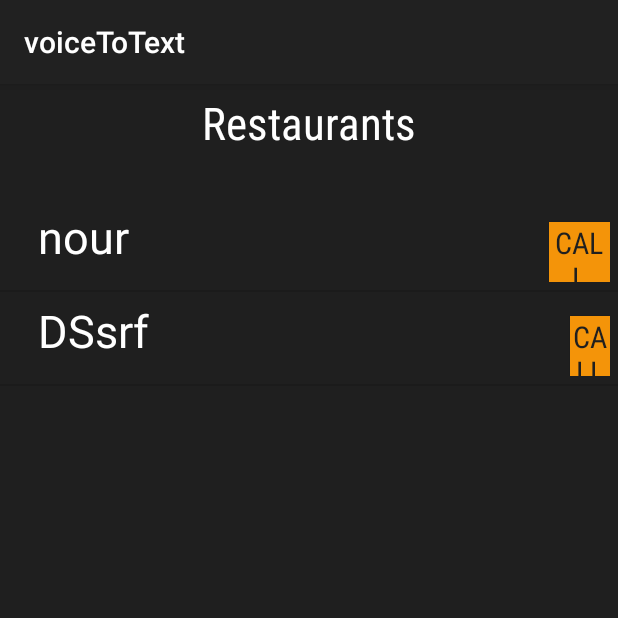
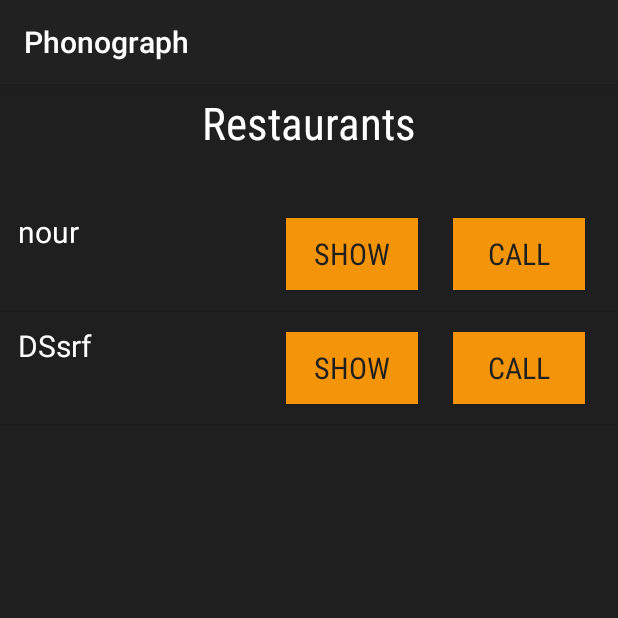
Before and after one commit to maryammehabb/Phonograph, an Android app: the resturauntList screen opened directly, with no data from a screen before it, on a phone screen of 412 x 824 dp, the top half of it. Run offline under Robolectric (Android 15) with nearby library versions, the phone set to English and light mode, and no system bars.

Commit message:
Sample Restaurant page

```diff
--- a/AndroidAPP/systemIntegration/Integration/app/src/main/AndroidManifest.xml
+++ b/AndroidAPP/systemIntegration/Integration/app/src/main/AndroidManifest.xml
@@ -9,7 +9,7 @@
     <application
         android:allowBackup="true"
         android:icon="@mipmap/ic_launcher"
-        android:label="@string/app_name"
+        android:label="Phonograph"
         android:roundIcon="@mipmap/ic_launcher_round"
         android:supportsRtl="true"
         android:theme="@style/AppTheme">
@@ -30,6 +30,7 @@
             </intent-filter>
         </activity>
         <activity android:name="com.example.android.integration.signUp" />
+        <activity android:name="com.example.android.integration.Sample_Restaurant" />
         <activity android:name="com.example.android.integration.Login" />
         <activity android:name="com.example.android.integration.editInformation"></activity>
     </application>
--- a/AndroidAPP/systemIntegration/Integration/app/src/main/java/com/example/android/integration/LstViewAdapter.java
+++ b/AndroidAPP/systemIntegration/Integration/app/src/main/java/com/example/android/integration/LstViewAdapter.java
@@ -15,22 +15,23 @@ import com.example.android.Integration.R;
 
 import java.util.ArrayList;
 
-public class LstViewAdapter extends ArrayAdapter<String> {
+public class LstViewAdapter extends ArrayAdapter<Restaurant> {
     int groupid;
-    String[] item_list;
+    Restaurant[] item_list;
     ArrayList<String> desc;
     Context context;
-    public LstViewAdapter(Context context, int vg, int id, ArrayList<String> item_list){
+    public LstViewAdapter(Context context, int vg, int id, ArrayList<Restaurant> item_list){
         super(context,vg, id, item_list);
         this.context=context;
         groupid=vg;
-        this.item_list= item_list.toArray(new String[0]);
+        this.item_list= item_list.toArray(new Restaurant[0]);
 
     }
     // Hold views of the ListView to improve its scrolling performance
     static class ViewHolder {
         public TextView textview;
         public Button button;
+        public  Button show_button;
 
     }
 
@@ -45,18 +46,21 @@ public class LstViewAdapter extends ArrayAdapter<String> {
             ViewHolder viewHolder = new ViewHolder();
             viewHolder.textview= (TextView) rowView.findViewById(R.id.txt);
             viewHolder.button= (Button) rowView.findViewById(R.id.bt);
+           viewHolder.show_button=(Button) rowView.findViewById(R.id.Show);
             rowView.setTag(viewHolder);
-            if(viewHolder.textview==null){
-            }
+            if(viewHolder.textview==null)
+            {}
 
         }
 
         // Set text to each TextView of ListView item
         ViewHolder holder = (ViewHolder) rowView.getTag();
 
-        holder.textview.setText(item_list[position]);
+        holder.textview.setText(item_list[position].name);
         holder.button.setText("Call");
-        holder.button.setTag(item_list[position]);
+        holder.show_button.setText("Show");
+        holder.button.setTag(item_list[position].id);
+        holder.show_button.setTag(item_list[position].id);
         return rowView;
     }
 
--- /dev/null
+++ b/AndroidAPP/systemIntegration/Integration/app/src/main/java/com/example/android/integration/Restaurant.java
@@ -0,0 +1,30 @@
+package com.example.android.integration;
+
+import java.util.ArrayList;
+
+public class Restaurant {
+    String name;
+    String  id;
+    String timeStart;
+    String timeEnd;
+    String Locations;
+    ArrayList<item>menu;
+    public Restaurant(String id,String name,String timeStart,String timeEnd,String Locations)
+    {
+        this.name=name;
+        this.id=id;
+        this.timeStart=timeStart;
+        this.timeEnd=timeEnd;
+        this.Locations=Locations;
+        this.menu=menu;
+    }
+    public Restaurant(String id,String name,String timeStart,String timeEnd,String Locations,ArrayList<item>menu)
+    {
+        this.name=name;
+        this.id=id;
+        this.timeStart=timeStart;
+        this.timeEnd=timeEnd;
+        this.Locations=Locations;
+        this.menu=menu;
+    }
+}
--- a/AndroidAPP/systemIntegration/Integration/app/src/main/java/com/example/android/integration/resturauntList.java
+++ b/AndroidAPP/systemIntegration/Integration/app/src/main/java/com/example/android/integration/resturauntList.java
@@ -4,6 +4,7 @@ import android.content.Context;
 import android.content.Intent;
 import android.support.v7.app.AppCompatActivity;
 import android.os.Bundle;
+import android.util.Log;
 import android.view.View;
 import android.widget.Button;
 import android.widget.ListView;
@@ -17,7 +18,6 @@ public class resturauntList extends AppCompatActivity {
 
     String[] data1 = {"", ""};
     String[] data2 = {"", "", ""};
-
     @Override
     protected void onCreate(Bundle savedInstanceState) {
         super.onCreate(savedInstanceState);
@@ -30,7 +30,19 @@ public class resturauntList extends AppCompatActivity {
             e.printStackTrace();
         }
     }
+    public  void Show_click(View view)
+    {
+        Button show=(Button) view;
+        Intent intent = new Intent(resturauntList.this, Sample_Restaurant.class);
+        data2[0] = data1 [0];
+        data2[1] = data1 [1];
+        data2[2] = (String) show.getTag();
 
+        Log.i("iiiiiiiiii", (String) show.getTag());
+        Log.i("iiiiiiiiii",data2[2]);
+        intent.putExtra("info",data2);
+        startActivity(intent) ;
+    }
     public void clickMe(View view){
         Button bt = (Button) view ;
         //setContentView(R.layout.activity_call_page);
@@ -38,6 +50,7 @@ public class resturauntList extends AppCompatActivity {
         data2[0] = data1 [0];
         data2[1] = data1 [1];
         data2[2] = (String) bt.getTag();
+
         intent.putExtra("info",data2);
         startActivity(intent) ;
         //TextView t= findViewById(R.id.Restraunt_name);
@@ -49,17 +62,10 @@ public class resturauntList extends AppCompatActivity {
     {
         final Context context=this;
         ListView lstview=(ListView)findViewById(R.id.listv);
-      /*  lstview.setOnItemClickListener(new AdapterView.OnItemClickListener(){
-            public void onItemClick(AdapterView<?> parent, View view, int position, long id){
-                Toast.makeText(context, "An item of the ListView is clicked.", Toast.LENGTH_LONG).show();
-            }
-        });*/
-
-
-        ArrayList<String> rests = new ArrayList<String>();
+        ArrayList<Restaurant> rests = new ArrayList<Restaurant>();
         dbHelper db= new dbHelper(this);
         db.createDatabase();
-        rests= (ArrayList<String>) db.getAllRestraunts();
+        rests= (ArrayList<Restaurant>) db.getAllRestraunts();
         LstViewAdapter adapter=new LstViewAdapter(this,R.layout.activity_resturaunt_list,R.id.txt,rests);
         // Bind data to the ListView
         lstview.setAdapter(adapter);
--- a/AndroidAPP/systemIntegration/Integration/app/src/main/res/layout/restaurantlistviewitems.xml
+++ b/AndroidAPP/systemIntegration/Integration/app/src/main/res/layout/restaurantlistviewitems.xml
@@ -1,6 +1,7 @@
 <?xml version="1.0" encoding="utf-8"?>
-<LinearLayout
+<android.support.constraint.ConstraintLayout
     xmlns:android="http://schemas.android.com/apk/res/android"
+    xmlns:app="http://schemas.android.com/apk/res-auto"
     xmlns:tools="http://schemas.android.com/tools"
     android:layout_width="match_parent"
     android:layout_height="match_parent"
@@ -8,26 +9,59 @@
     android:orientation="horizontal"
     >
 
-     <TextView
-        android:id="@+id/txt"
+
+    <Button
+        android:id="@+id/Show"
         android:layout_width="wrap_content"
-        android:layout_height="match_parent"
-        android:layout_marginRight="10dp"
-        android:textColor="#FFFFFF"
-        android:paddingLeft="20dp"
-        android:textSize="30dp"/>
+        android:layout_height="wrap_content"
+        android:layout_marginStart="8dp"
+        android:layout_marginTop="8dp"
+        android:layout_marginEnd="8dp"
+        android:layout_marginBottom="8dp"
+        android:background="#F49409"
+        android:fontFamily="sans-serif-condensed"
+        android:textColor="#1F1F1F"
+        android:textSize="20dp"
+        android:onClick="Show_click"
+        app:layout_constraintBottom_toBottomOf="parent"
+        app:layout_constraintEnd_toEndOf="parent"
+        app:layout_constraintHorizontal_bias="0.596"
+        app:layout_constraintStart_toStartOf="parent"
+        app:layout_constraintTop_toTopOf="parent"
+        app:layout_constraintVertical_bias="0.062" />
 
     <Button
         android:id="@+id/bt"
         android:layout_width="wrap_content"
         android:layout_height="wrap_content"
-        android:layout_marginLeft="270dp"
+        android:layout_marginStart="8dp"
+        android:layout_marginTop="8dp"
+        android:layout_marginEnd="8dp"
+        android:layout_marginBottom="8dp"
+        android:background="#F49409"
         android:fontFamily="sans-serif-condensed"
-        android:background="#F49409"
-        android:focusable="false"
         android:onClick="clickMe"
         android:textColor="#1F1F1F"
-        android:textSize="20dp">
+        android:textSize="20dp"
+        app:layout_constraintBottom_toBottomOf="parent"
+        app:layout_constraintEnd_toEndOf="parent"
+        app:layout_constraintHorizontal_bias="0.971"
+        app:layout_constraintStart_toStartOf="parent"
+        app:layout_constraintTop_toTopOf="parent"
+        app:layout_constraintVertical_bias="0.062" />
 
-    </Button>
-</LinearLayout>
+    <TextView
+        android:id="@+id/txt"
+        android:layout_width="wrap_content"
+        android:layout_height="wrap_content"
+        android:paddingLeft="0dp"
+        android:textColor="#FFFFFF"
+        android:textSize="20dp"
+        app:layout_constraintBottom_toBottomOf="parent"
+        app:layout_constraintEnd_toEndOf="parent"
+        app:layout_constraintHorizontal_bias="0.019"
+        app:layout_constraintStart_toStartOf="parent"
+        app:layout_constraintTop_toTopOf="parent"
+        app:layout_constraintVertical_bias="0.087" />
+
+</android.support.constraint.ConstraintLayout>
```
Also changed, not shown: AndroidAPP/systemIntegration/Integration/app/src/main/java/com/example/android/integration/MenuItemAdapter.java (added, +58 -0 lines), AndroidAPP/systemIntegration/Integration/app/src/main/java/com/example/android/integration/Sample_Restaurant.java (added, +37 -0 lines), AndroidAPP/systemIntegration/Integration/app/src/main/java/com/example/android/integration/dbHelper.java (+50 -4 lines), AndroidAPP/systemIntegration/Integration/app/src/main/java/com/example/android/integration/item.java (added, +15 -0 lines), AndroidAPP/systemIntegration/Integration/app/src/main/res/layout/name_price_item.xml (added, +34 -0 lines), AndroidAPP/systemIntegration/Integration/app/src/main/res/layout/sample_restaurant.xml (added, +141 -0 lines), AndroidAPP/systemIntegration/Integration/app/src/main/assets/PH.db, 2 other files.
